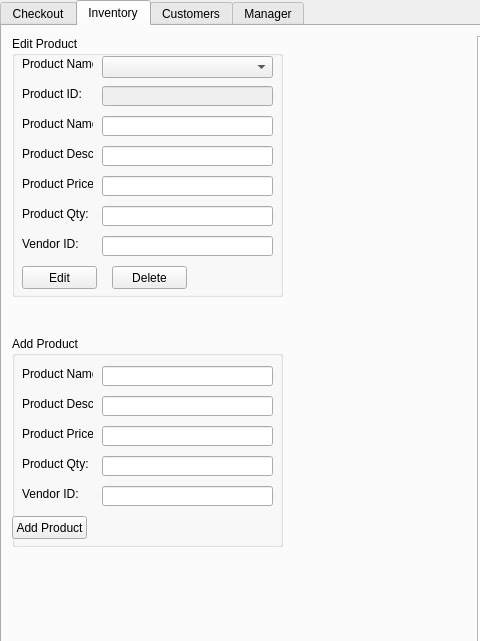
Crunchymcbones/Demo-store, file easy-cheese.ui: the form before one commit; both pictures show x 0 to 480 and y 0 to 641 of the 1112 by 884 pixel window.
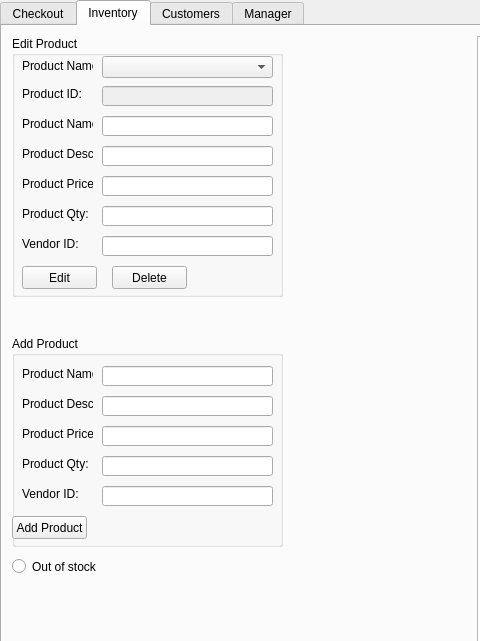
The form after the commit. The open tabs and pages were chosen to show the change.

The edit to the form file:
```diff
--- a/easy-cheese.ui
+++ b/easy-cheese.ui
@@ -309,7 +309,7 @@
          <x>10</x>
          <y>20</y>
          <width>71</width>
-         <height>16</height>
+         <height>20</height>
         </rect>
        </property>
        <property name="text">
@@ -533,6 +533,19 @@
        <string/>
       </property>
      </widget>
+     <widget class="QRadioButton" name="rdoOutOfStock">
+      <property name="geometry">
+       <rect>
+        <x>10</x>
+        <y>530</y>
+        <width>91</width>
+        <height>21</height>
+       </rect>
+      </property>
+      <property name="text">
+       <string>Out of stock</string>
+      </property>
+     </widget>
     </widget>
     <widget class="QWidget" name="tab_3">
      <attribute name="title">
```
Left out of the diff: 2 changed lines with no effect on the pictures.
